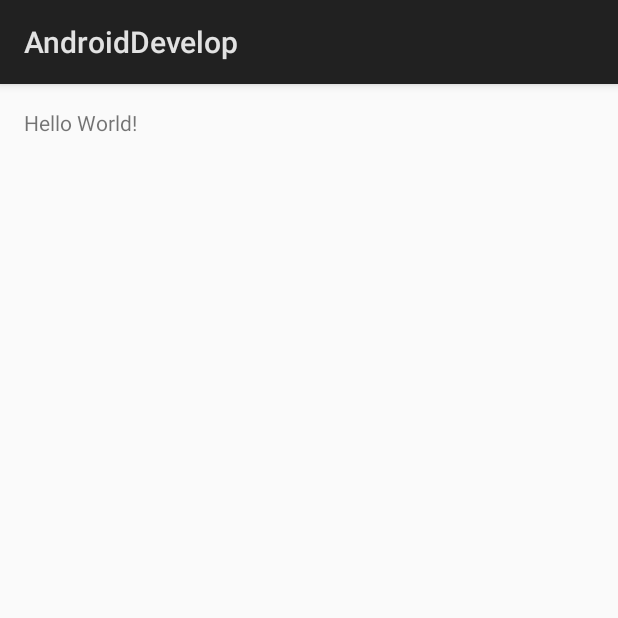
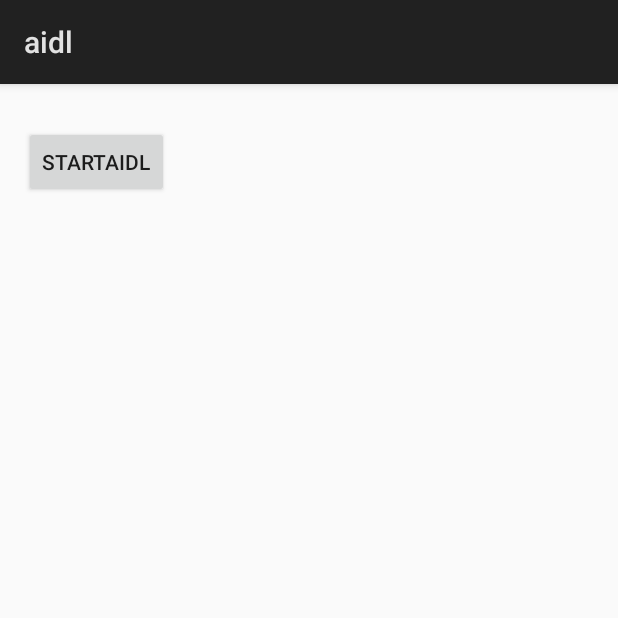
Before and after one commit to JQDJ/AndroidDevelop, an Android app: the screen it shows after launch (MainActivity before the commit, AIDLActivity after it), on a phone screen of 412 x 824 dp, the top half of it. Run offline under Robolectric (Android 15) with nearby library versions, the phone set to English and light mode, and no system bars; libraries missing offline, so code that uses them is left out: com.tencent.bugly; 3 statements that could not run were skipped.

Commit message:
增加AIDL相关的类

```diff
--- a/Main/build.gradle
+++ b/Main/build.gradle
@@ -1,12 +1,12 @@
 apply plugin: 'com.android.application'
 
 android {
-    compileSdkVersion 25
+    compileSdkVersion 23
     buildToolsVersion "25.0.0"
     defaultConfig {
         applicationId "com.sven.develop"
         minSdkVersion 23
-        targetSdkVersion 25
+        targetSdkVersion 23
         versionCode 1
         versionName "1.0"
         testInstrumentationRunner "android.support.testJust.runner.AndroidJUnitRunner"
--- a/Main/src/main/java/com/sven/develop/MainActivity.java
+++ b/Main/src/main/java/com/sven/develop/MainActivity.java
@@ -23,6 +23,7 @@ public class MainActivity extends Activity {
                 tv.setText(exceptionFromJNI());
             }
         });
+
     }
 
 
--- /dev/null
+++ b/Main/src/main/java/com/sven/develop/aidl/AIDLActivity.java
@@ -0,0 +1,77 @@
+package com.sven.develop.aidl;
+
+import android.app.Activity;
+import android.content.ComponentName;
+import android.content.Context;
+import android.content.Intent;
+import android.content.ServiceConnection;
+import android.os.IBinder;
+import android.os.RemoteException;
+import android.support.v7.app.AppCompatActivity;
+import android.os.Bundle;
+import android.util.Log;
+import android.view.View;
+
+import com.sven.develop.R;
+
+public class AIDLActivity extends Activity {
+
+    String TAG = "BookActivity";
+
+    @Override
+    protected void onCreate(Bundle savedInstanceState) {
+        super.onCreate(savedInstanceState);
+        setContentView(R.layout.activity_aidl);
+        findViewById(R.id.button).setOnClickListener(new View.OnClickListener() {
+            @Override
+            public void onClick(View v) {
+//                Intent intent = new Intent("com.sven.develop.aidl.BookManagerService");
+//                intent.setPackage("com.sven.develop");
+                Intent intent = new Intent(AIDLActivity.this,BookManagerService.class);
+                bindService(intent, mServiceConnection, Context.BIND_AUTO_CREATE);
+            }
+        });
+    }
+
+    IBookManager mBookManager;
+
+    ServiceConnection mServiceConnection = new ServiceConnection() {
+
+        @Override
+        public void onServiceConnected(ComponentName name, IBinder service) {
+            Log.e(TAG, "onServiceConnected ComponentName = " + name + " service = " + service + " thread = " + Thread.currentThread().getName());
+            mBookManager = IBookManager.Stub.asInterface(service);
+            Log.e(TAG, "onServiceConnected manager = " + mBookManager);
+            try {
+                mBookManager.asBinder().linkToDeath(mRecipient, 0);
+                mBookManager.addBook(new Book("Android", 4.5f), listener);
+            } catch (RemoteException e) {
+                e.printStackTrace();
+            }
+        }
+
+        @Override
+        public void onServiceDisconnected(ComponentName name) {
+            Log.e(TAG, "onServiceDisconnected ComponentName = " + name);
+        }
+    };
+
+    IEventListener listener = new IEventListener.Stub() {
+        @Override
+        public void onBookAdded(Book book) throws RemoteException {
+            Log.e(TAG, "onBookAdded bookname = " + book.name + " thread = " + Thread.currentThread().getName());
+        }
+    };
+
+    IBinder.DeathRecipient mRecipient = new IBinder.DeathRecipient() {
+        @Override
+        public void binderDied() {
+            Log.e(TAG, "binderDied mBookManager = " + mBookManager + " thread = " + Thread.currentThread().getName());
+            if (mBookManager != null) {
+                mBookManager.asBinder().unlinkToDeath(mRecipient, 0);
+            }
+            Intent intent = new Intent(AIDLActivity.this,BookManagerService.class);
+            bindService(intent, mServiceConnection, Context.BIND_AUTO_CREATE);
+        }
+    };
+}
--- /dev/null
+++ b/Main/src/main/res/layout/activity_aidl.xml
@@ -0,0 +1,22 @@
+<?xml version="1.0" encoding="utf-8"?>
+<RelativeLayout xmlns:android="http://schemas.android.com/apk/res/android"
+    xmlns:tools="http://schemas.android.com/tools"
+    android:id="@+id/activity_aidl"
+    android:layout_width="match_parent"
+    android:layout_height="match_parent"
+    android:paddingBottom="@dimen/activity_vertical_margin"
+    android:paddingLeft="@dimen/activity_horizontal_margin"
+    android:paddingRight="@dimen/activity_horizontal_margin"
+    android:paddingTop="@dimen/activity_vertical_margin"
+    tools:context="com.sven.develop.aidl.AIDLActivity">
+
+    <Button
+        android:text="StartAidl"
+        android:layout_width="wrap_content"
+        android:layout_height="wrap_content"
+        android:layout_alignParentTop="true"
+        android:layout_alignParentStart="true"
+        android:layout_marginTop="12dp"
+        android:id="@+id/button" />
+
+</RelativeLayout>
```
Also changed, not shown: Main/src/main/AndroidManifest.xml (+46 -2 lines), Main/src/main/java/com/sven/develop/aidl/Book.java (added, +50 -0 lines), Main/src/main/java/com/sven/develop/aidl/BookManagerService.java (added, +52 -0 lines), Main/src/main/java/com/sven/develop/launchmode/SingleTaskActivityA.java (added, +23 -0 lines), Main/src/main/java/com/sven/develop/launchmode/SingleTaskActivityB.java (added, +24 -0 lines), Main/src/main/java/com/sven/develop/launchmode/StandardActivity1.java (added, +23 -0 lines), Main/src/main/java/com/sven/develop/launchmode/StandardActivity2.java (added, +23 -0 lines), Main/src/main/java/com/sven/develop/receivers/MyBroadcastReceiver.java (added, +16 -0 lines), Main/src/main/res/layout/activity_single_task_activity.xml (added, +21 -0 lines), Main/src/main/res/layout/activity_single_task_b.xml (added, +20 -0 lines), Main/src/main/res/layout/activity_standard1.xml (added, +20 -0 lines), Main/src/main/res/layout/activity_standard2.xml (added, +20 -0 lines), Main/src/main/aidl/com/sven/develop/aidl/Book.aidl (added), Main/src/main/aidl/com/sven/develop/aidl/IBookManager.aidl (added), 1 more files, 1 other file.
